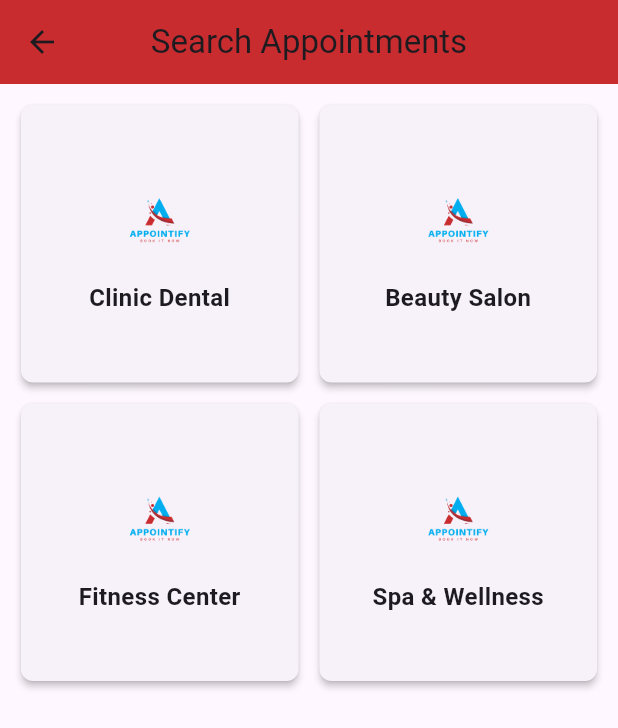
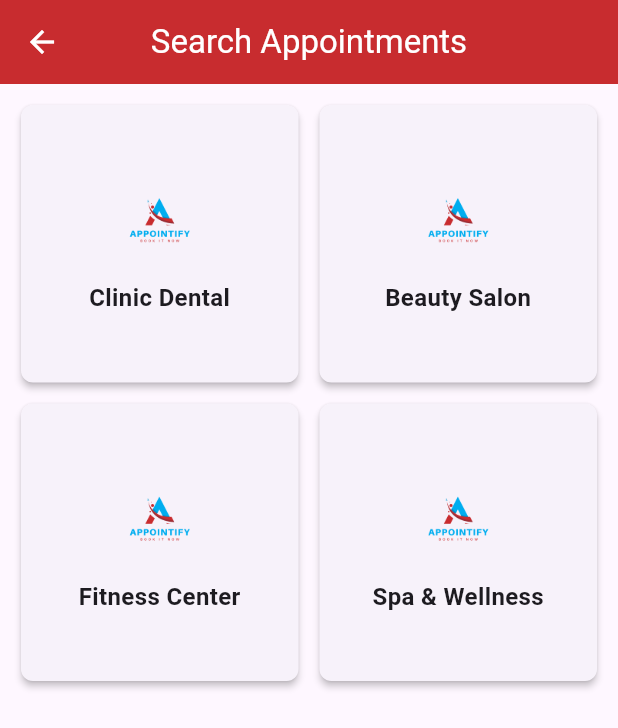
Before and after one commit to omarelhassani12/Appointify, a Flutter app: the SearchAppointmentScreen screen opened directly, on a phone screen of 412 x 824 dp. Shown: the top 728 px of the screen. Run offline on Flutter 3.47's test engine with Material 3 defaults, Android fonts, the phone set to English and light mode, and no system bars; our stand-ins replace csc_picker, flutter_map, flutter_time_picker_spinner, fluttertoast, geocoding, geolocator and 2 more; missing offline and left inert: flutter_map_marker_cluster.

Commit message:
change the color f the icon and text in the filter buttons

```diff
--- a/lib/views/client/client_search_appointment_screen.dart
+++ b/lib/views/client/client_search_appointment_screen.dart
@@ -16,10 +16,12 @@ class _SearchAppointmentScreenState extends State<SearchAppointmentScreen> {
   Widget build(BuildContext context) {
     return Scaffold(
       appBar: AppBar(
-        title: const Text('Search Appointments'),
+        title: const Text('Search Appointments',
+            style: TextStyle(color: Colors.white)),
         backgroundColor: AppColors.accentClr,
         centerTitle: true,
         elevation: 0,
+        iconTheme: const IconThemeData(color: Colors.white),
       ),
       body: GridView.count(
         crossAxisCount: 2, // Number of columns in the grid
```
Also changed, not shown: lib/views/client/client_home_screen.dart (+10 -2 lines).
